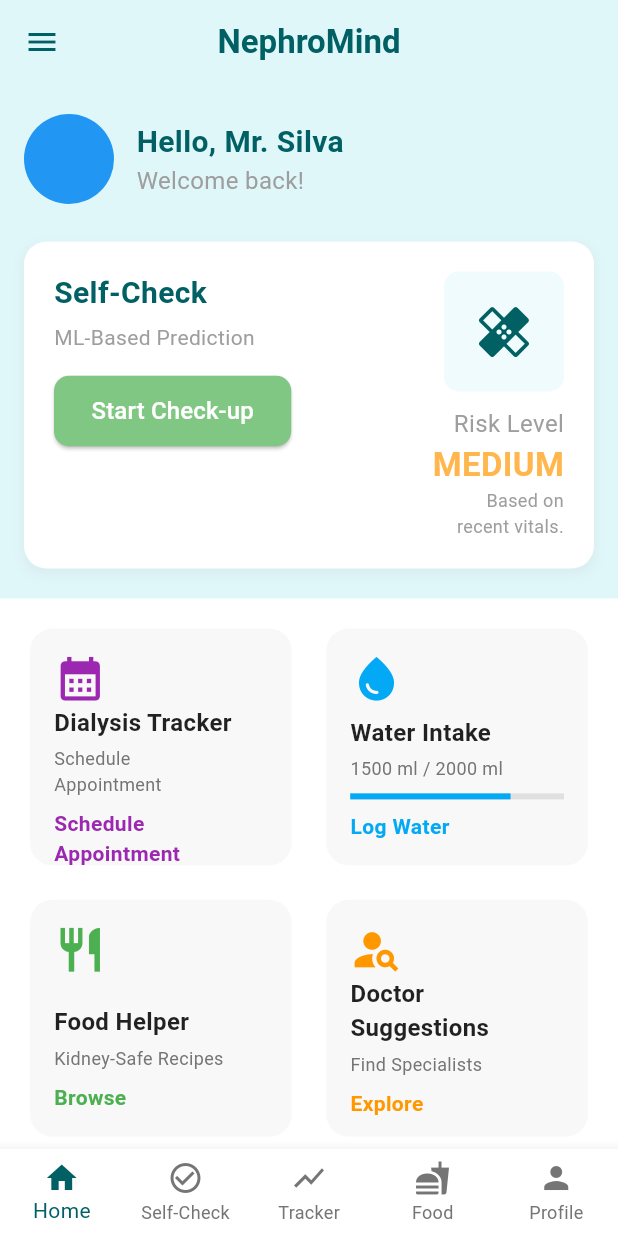
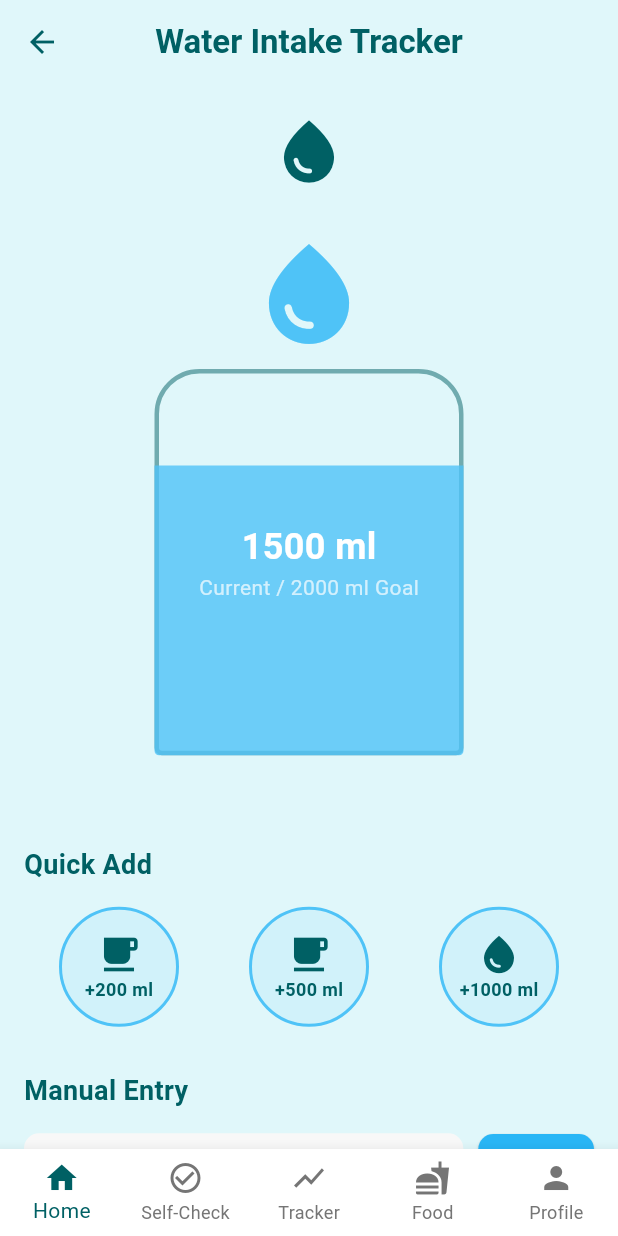
Before and after one commit to nipuni-Gurusinghe/NephroMind-Mobile-application, a Flutter app: the DashboardScreen screen opened by its route, after a tap on "Water Intake", on a phone screen of 412 x 824 dp. Run offline on Flutter 3.47's test engine with Material 3 defaults, Android fonts, the phone set to English and light mode, and no system bars.

Commit message:
Make Water inside UI

```diff
--- /dev/null
+++ b/lib/WaterInside.dart
@@ -0,0 +1,382 @@
+import 'package:flutter/material.dart';
+
+class WaterInsideScreen extends StatelessWidget {
+  const WaterInsideScreen({super.key});
+
+  // Define colors consistent with DashboardScreen
+  static const Color primaryBlue = Color(0xFFE0F7FA); // Light blue background for the top section
+  static const Color darkBlueText = Color(0xFF006064); // Dark blue text/icon color
+  static const Color lightBlueBackground = Color(0xFFB3E5FC); // Lighter background color for water area
+  static const Color accentWaterBlue = Color(0xFF4FC3F7); // Water fill color
+  static const Color accentButtonBlue = Color(0xFF29B6F6); // Button background color
+  static const Color cardBackgroundLight = Color(0xFFF8F8F8); // A very light grey for card backgrounds
+
+  @override
+  Widget build(BuildContext context) {
+    // Get screen size for responsiveness
+    final size = MediaQuery.of(context).size;
+
+    return Scaffold(
+      backgroundColor: primaryBlue, // Match the primary color from the dashboard
+      appBar: AppBar(
+        backgroundColor: Colors.transparent, // Transparent to blend with the body background
+        elevation: 0,
+        leading: IconButton(
+          icon: const Icon(Icons.arrow_back, color: darkBlueText),
+          onPressed: () {
+            Navigator.of(context).pop(); // Navigate back
+          },
+        ),
+        title: const Text(
+          'Water Intake Tracker',
+          style: TextStyle(
+            color: darkBlueText,
+            fontWeight: FontWeight.bold,
+            fontSize: 22,
+          ),
+        ),
+        centerTitle: true,
+      ),
+      body: SingleChildScrollView(
+        child: Column(
+          children: <Widget>[
+            // --- Water Consumption Visualization Section ---
+            Container(
+              alignment: Alignment.center,
+              padding: const EdgeInsets.only(top: 20, bottom: 40),
+              color: primaryBlue,
+              child: Column(
+                children: [
+                  // Kidney icon (Optional, for the app name)
+                  const Icon(Icons.water_drop, color: darkBlueText, size: 50),
+                  const SizedBox(height: 30),
+                  // Water Drop Image Placeholder
+                  const Icon(Icons.water_drop, color: accentWaterBlue, size: 80),
+                  const SizedBox(height: 10),
+                  // Water Glass / Goal Visualization
+                  SizedBox(
+                    width: size.width * 0.5, // Responsive width
+                    child: AspectRatio(
+                      aspectRatio: 0.8,
+                      child: Stack(
+                        alignment: Alignment.bottomCenter,
+                        children: [
+                          // Base Glass Outline
+                          Container(
+                            decoration: BoxDecoration(
+                              border: Border.all(color: darkBlueText.withOpacity(0.5), width: 3),
+                              borderRadius: const BorderRadius.vertical(top: Radius.circular(30), bottom: Radius.circular(5)),
+                              color: Colors.transparent,
+                            ),
+                          ),
+                          // Water Fill (75% full for 1500/2000)
+                          FractionallySizedBox(
+                            heightFactor: 0.75, // 1500 / 2000 = 0.75
+                            child: Container(
+                              decoration: BoxDecoration(
+                                color: accentWaterBlue.withOpacity(0.8),
+                                borderRadius: const BorderRadius.vertical(bottom: Radius.circular(3)),
+                              ),
+                            ),
+                          ),
+                          // Current / Goal Text Overlay
+                          Positioned(
+                            top: 0,
+                            left: 0,
+                            right: 0,
+                            bottom: 0,
+                            child: Center(
+                              child: Column(
+                                mainAxisAlignment: MainAxisAlignment.center,
+                                children: const [
+                                  Text(
+                                    '1500 ml',
+                                    style: TextStyle(
+                                      fontSize: 24,
+                                      fontWeight: FontWeight.bold,
+                                      color: Colors.white,
+                                    ),
+                                  ),
+                                  Text(
+                                    'Current / 2000 ml Goal',
+                                    style: TextStyle(
+                                      fontSize: 14,
+                                      color: Colors.white70,
+                                    ),
+                                  ),
+                                ],
+                              ),
+                            ),
+                          ),
+                        ],
+                      ),
+                    ),
+                  ),
+                ],
+              ),
+            ),
+
+            // --- Quick Add Section ---
+            Padding(
+              padding: const EdgeInsets.symmetric(horizontal: 16.0, vertical: 20.0),
+              child: Column(
+                crossAxisAlignment: CrossAxisAlignment.start,
+                children: [
+                  const Text(
+                    'Quick Add',
+                    style: TextStyle(
+                      fontSize: 18,
+                      fontWeight: FontWeight.bold,
+                      color: darkBlueText,
+                    ),
+                  ),
+                  const SizedBox(height: 15),
+                  Row(
+                    mainAxisAlignment: MainAxisAlignment.spaceAround,
+                    children: [
+                    _QuickAddButton(amount: 200, icon: Icons.local_cafe, backgroundColor: accentWaterBlue.withOpacity(0.1)),
+                    _QuickAddButton(amount: 500, icon: Icons.local_cafe, backgroundColor: accentWaterBlue.withOpacity(0.1)),
+                    _QuickAddButton(amount: 1000, icon: Icons.water_drop, backgroundColor: accentWaterBlue.withOpacity(0.1)),
+                    ],
+                  ),
+
+                  const SizedBox(height: 30),
+
+                  // --- Manual Entry Section ---
+                  const Text(
+                    'Manual Entry',
+                    style: TextStyle(
+                      fontSize: 18,
+                      fontWeight: FontWeight.bold,
+                      color: darkBlueText,
+                    ),
+                  ),
+                  const SizedBox(height: 15),
+                  Row(
+                    children: [
+                      const Expanded(
+                        child: TextField(
+                          keyboardType: TextInputType.number,
+                          decoration: InputDecoration(
+                            hintText: 'Enter amount (ml)',
+                            prefixIcon: Icon(Icons.sentiment_dissatisfied, color: Colors.grey),
+                            border: OutlineInputBorder(
+                              borderRadius: BorderRadius.all(Radius.circular(10.0)),
+                              borderSide: BorderSide.none,
+                            ),
+                            filled: true,
+                            fillColor: cardBackgroundLight,
+                            contentPadding: EdgeInsets.symmetric(vertical: 15.0, horizontal: 10.0),
+                          ),
+                        ),
+                      ),
+                      const SizedBox(width: 10),
+                      ElevatedButton(
+                        onPressed: () {
+                          // Handle Log button tap
+                        },
+                        style: ElevatedButton.styleFrom(
+                          backgroundColor: accentButtonBlue, // Blue Log button
+                          shape: RoundedRectangleBorder(
+                            borderRadius: BorderRadius.circular(10.0),
+                          ),
+                          padding: const EdgeInsets.symmetric(horizontal: 25, vertical: 15),
+                        ),
+                        child: const Text(
+                          'Log',
+                          style: TextStyle(
+                            color: Colors.white,
+                            fontSize: 16,
+                            fontWeight: FontWeight.bold,
+                          ),
+                        ),
+                      ),
+                    ],
+                  ),
+
+                  const SizedBox(height: 30),
+
+                  // --- Daily Water Consumption Chart ---
+                  const Text(
+                    'Daily Water Consumption',
+                    style: TextStyle(
+                      fontSize: 18,
+                      fontWeight: FontWeight.bold,
+                      color: darkBlueText,
+                    ),
+                  ),
+                  const SizedBox(height: 15),
+                  Container(
+                    padding: const EdgeInsets.all(16.0),
+                    decoration: BoxDecoration(
+                      color: Colors.white,
+                      borderRadius: BorderRadius.circular(10.0),
+                      boxShadow: [
+                        BoxShadow(
+                          color: Colors.grey.withOpacity(0.1),
+                          spreadRadius: 2,
+                          blurRadius: 5,
+                          offset: const Offset(0, 3),
+                        ),
+                      ],
+                    ),
+                    child: AspectRatio(
+                      aspectRatio: 1.5, // Adjust chart aspect ratio
+                      child: _BarChart(accentWaterBlue: accentWaterBlue),
+                    ),
+                  ),
+                ],
+              ),
+            ),
+          ],
+        ),
+      ),
+      // The bottom navigation bar is present but the 'Home' tab is active
+      bottomNavigationBar: BottomNavigationBar(
+        type: BottomNavigationBarType.fixed,
+        selectedItemColor: darkBlueText,
+        unselectedItemColor: Colors.grey[600],
+        backgroundColor: Colors.white,
+        currentIndex: 0, // 'Home' is the current view's root navigation
+        onTap: (index) {
+          // Handle navigation here
+        },
+        items: const [
+          BottomNavigationBarItem(
+            icon: Icon(Icons.home),
+            label: 'Home',
+          ),
+          BottomNavigationBarItem(
+            icon: Icon(Icons.check_circle_outline),
+            label: 'Self-Check',
+          ),
+          BottomNavigationBarItem(
+            icon: Icon(Icons.show_chart),
+            label: 'Tracker',
+          ),
+          BottomNavigationBarItem(
+            icon: Icon(Icons.fastfood),
+            label: 'Food',
+          ),
+          BottomNavigationBarItem(
+            icon: Icon(Icons.person),
+            label: 'Profile',
+          ),
+        ],
+      ),
+    );
+  }
+}
+
+// Reusable Widget for Quick Add Buttons
+class _QuickAddButton extends StatelessWidget {
+  const _QuickAddButton({
+    required this.amount,
+    required this.icon,
+    required this.backgroundColor,
+  });
+
+  final int amount;
+  final IconData icon;
+  final Color backgroundColor;
+
+  @override
+  Widget build(BuildContext context) {
+    return Column(
+      children: [
+        InkWell(
+          onTap: () {
+            // Handle quick add log
+          },
+          child: Container(
+            width: 80, // Fixed size for quick add buttons
+            height: 80,
+            decoration: BoxDecoration(
+              shape: BoxShape.circle,
+              color: backgroundColor,
+              border: Border.all(color: WaterInsideScreen.accentWaterBlue, width: 2),
+            ),
+            child: Center(
+              child: Column(
+                mainAxisAlignment: MainAxisAlignment.center,
+                children: [
+                  Icon(icon, color: WaterInsideScreen.darkBlueText, size: 30),
+                  Text(
+                    '+$amount ml',
+                    style: const TextStyle(
+                      color: WaterInsideScreen.darkBlueText,
+                      fontWeight: FontWeight.bold,
+                      fontSize: 12,
+                    ),
+                  ),
+                ],
+              ),
+            ),
+          ),
+        ),
+      ],
+    );
+  }
+}
+
+// Simple Placeholder for the Daily Water Consumption Bar Chart
+class _BarChart extends StatelessWidget {
+  const _BarChart({required this.accentWaterBlue});
+
+  final Color accentWaterBlue;
+
+  @override
+  Widget build(BuildContext context) {
+    // Sample data for the chart (0 to 8 units)
+    final List<double> chartData = [2, 3, 5, 7, 8, 7, 5, 8];
+
+    return Column(
+      crossAxisAlignment: CrossAxisAlignment.start,
+      children: [
+        // Y-axis labels
+        ...List.generate(5, (index) => 8 - index * 2).map((label) => Text(
+              label == 8 ? '8' : (label == 0 ? '0' : '$label'),
+              style: TextStyle(color: Colors.grey[600], fontSize: 12),
+            )).toList().reversed, // Reverse to show 0 at bottom, 8 at top
+        const Spacer(),
+        // Bar Chart
+        Expanded(
+          flex: 8,
+          child: Padding(
+            padding: const EdgeInsets.only(top: 8.0, bottom: 8.0),
+            child: Row(
+              mainAxisAlignment: MainAxisAlignment.spaceAround,
+              crossAxisAlignment: CrossAxisAlignment.end,
+              children: chartData.asMap().entries.map((entry) {
+                int index = entry.key;
+                double value = entry.value;
+
+                // Max height for normalization is 8 (from the Y-axis)
+                double normalizedHeight = value / 8.0;
+
+                return Column(
+                  mainAxisAlignment: MainAxisAlignment.end,
+                  children: [
+                    Container(
+                      height: normalizedHeight * 150, // Arbitrary height scaling for visual size
+                      width: 25,
+                      decoration: BoxDecoration(
+                        color: accentWaterBlue,
+                        borderRadius: BorderRadius.circular(5.0),
+                      ),
+                    ),
+                    const SizedBox(height: 5),
+                    Text(
+                      '${index + 1}', // X-axis label (1 to 8)
+                      style: TextStyle(color: Colors.grey[600], fontSize: 12),
+                    ),
+                  ],
+                );
+              }).toList(),
+            ),
+          ),
+        ),
+      ],
+    );
+  }
+}
--- a/lib/dashboard_screen.dart
+++ b/lib/dashboard_screen.dart
@@ -1,4 +1,7 @@
 import 'package:flutter/material.dart';
+import 'package:flutter/material.dart';
+import 'WaterInside.dart';
+// ... rest of the imports
 
 class DashboardScreen extends StatelessWidget {
   const DashboardScreen({super.key});
@@ -218,16 +221,23 @@ class DashboardScreen extends StatelessWidget {
                     backgroundColor: cardBackgroundLight,
                     showButton: true,
                   ),
+                  // The corrected code section (around line 225 in your image)
                   _DashboardCard(
-                    icon: Icons.water_drop,
+                    icon: Icons.water_drop, // <--- ADD THIS LINE
                     iconColor: Colors.lightBlue,
                     title: 'Water Intake',
                     subtitle: '1500 ml / 2000 ml',
-                    progressValue: 0.75, // 1500/2000 = 0.75
+                    progressValue: 0.75,
                     buttonText: 'Log Water',
-                    onTap: () {},
-                    backgroundColor: cardBackgroundLight,
-                    showButton: true,
+                    onTap: () {
+                      // Navigate to the WaterInsideScreen
+                      Navigator.push(
+                        context,
+                        MaterialPageRoute(builder: (context) => const WaterInsideScreen()),
+                      );
+                    },
+                    showButton: true, // You might need this if it's set to false by default
+                    backgroundColor: Color(0xFFF8F8F8), // Use the defined cardBackgroundLight
                   ),
                   _DashboardCard(
                     icon: Icons.restaurant,
```
